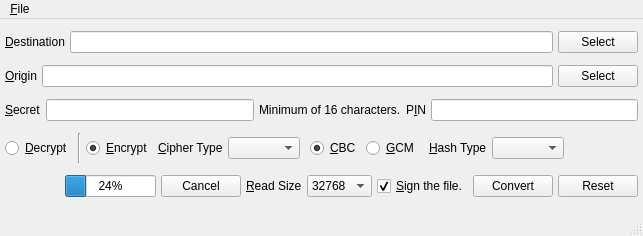
Before: the Qt Designer form branches/trunk/UI/encryptfile.ui in textbrowser/spot-on, drawn with Qt 5.
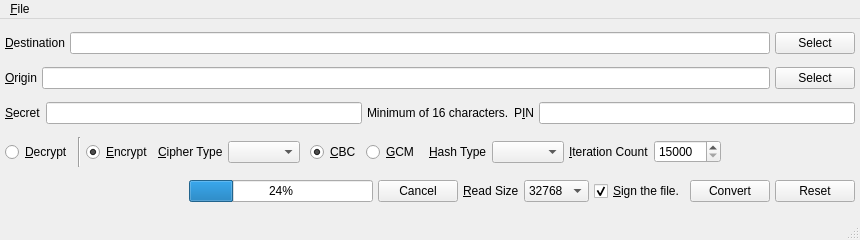
After: the same form once the commit is applied. Icons and pictures are not drawn.

Commit message: Iteration count.

```diff
--- a/branches/trunk/UI/encryptfile.ui
+++ b/branches/trunk/UI/encryptfile.ui
@@ -6,8 +6,8 @@
    <rect>
     <x>0</x>
     <y>0</y>
-    <width>643</width>
-    <height>236</height>
+    <width>860</width>
+    <height>240</height>
    </rect>
   </property>
   <property name="windowIcon">
@@ -214,6 +214,26 @@
         </property>
        </widget>
       </item>
+      <item>
+       <widget class="QLabel" name="label_9">
+        <property name="text">
+         <string>&amp;Iteration Count</string>
+        </property>
+        <property name="buddy">
+         <cstring>iteration_count</cstring>
+        </property>
+       </widget>
+      </item>
+      <item>
+       <widget class="QSpinBox" name="iteration_count">
+        <property name="minimum">
+         <number>15000</number>
+        </property>
+        <property name="maximum">
+         <number>999999999</number>
+        </property>
+       </widget>
+      </item>
       <item>
        <spacer name="horizontalSpacer_5">
         <property name="orientation">
@@ -332,8 +352,8 @@
     <rect>
      <x>0</x>
      <y>0</y>
-     <width>643</width>
-     <height>27</height>
+     <width>860</width>
+     <height>24</height>
     </rect>
    </property>
    <widget class="QMenu" name="menu_File">
```
Left out of the diff: 1 changed line with no effect on the pictures. The commit also changes 3 other files.
